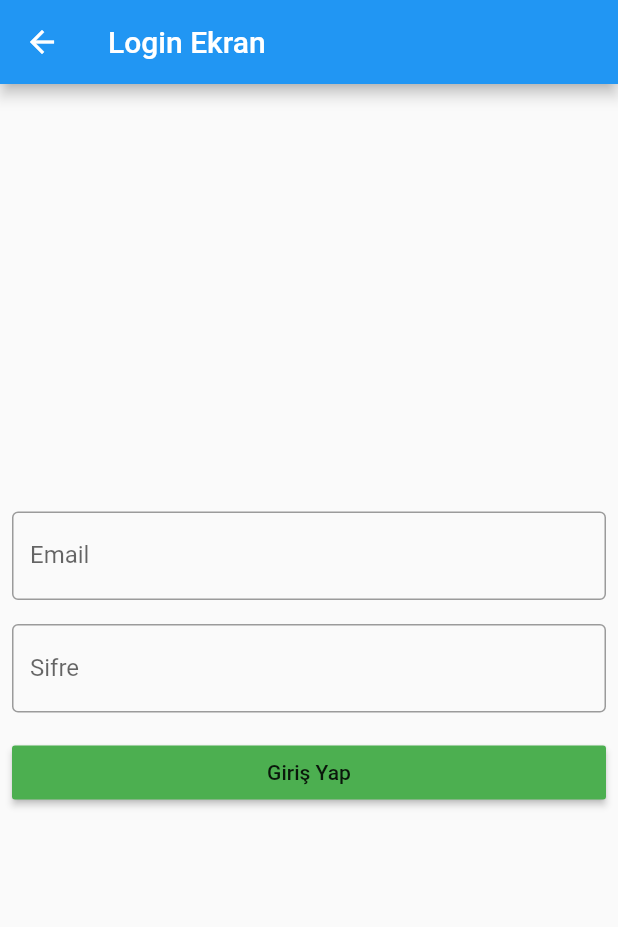
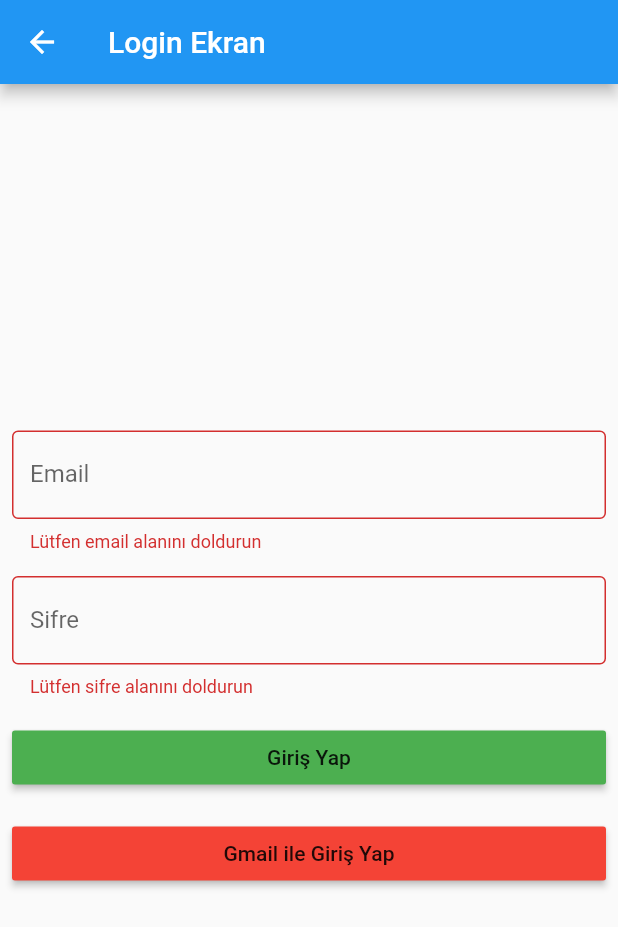
Before and after one commit to furkankurt/flutter_state_management, a Flutter app: the LoginEkrani screen opened directly, after a tap on "Giriş Yap", on a phone screen of 412 x 824 dp. Shown: the top 927 px of the screen. Run offline on Flutter 3.47's test engine with Material 2 defaults, Android fonts, the phone set to English and light mode, and no system bars; our stand-ins replace firebase_auth, google_sign_in; accounts and stored records are empty.

```diff
--- a/lib/login_page.dart
+++ b/lib/login_page.dart
@@ -1,4 +1,6 @@
 import 'package:flutter/material.dart';
+import 'package:flutter_state/user_repository.dart';
+import 'package:provider/provider.dart';
 
 class LoginEkrani extends StatefulWidget {
   @override
@@ -21,7 +23,9 @@ class _LoginEkraniState extends State<LoginEkrani> {
 
   @override
   Widget build(BuildContext context) {
+    final userRepo = Provider.of<UserRepository>(context);
     return Scaffold(
+      key: _scaffoldKey,
       appBar: AppBar(
         title: Text("Login Ekran"),
       ),
@@ -61,12 +65,34 @@ class _LoginEkraniState extends State<LoginEkrani> {
                   ),
                 ),
               ),
+              userRepo.durum == UserDurumu.OturumAciliyor
+                  ? Center(
+                      child: CircularProgressIndicator(),
+                    )
+                  : Padding(
+                      padding: const EdgeInsets.all(8.0),
+                      child: RaisedButton(
+                        onPressed: () async {
+                          if (_formKey.currentState.validate()) {
+                            if (!await userRepo.signIn(
+                                _email.text, _sifre.text)) {
+                              _scaffoldKey.currentState.showSnackBar(SnackBar(
+                                  content: Text("Email / Şifre Hatalı")));
+                            }
+                          }
+                        },
+                        color: Colors.green,
+                        child: Text("Giriş Yap"),
+                      ),
+                    ),
               Padding(
                 padding: const EdgeInsets.all(8.0),
                 child: RaisedButton(
-                  onPressed: () {},
-                  color: Colors.green,
-                  child: Text("Giriş Yap"),
+                  onPressed: () async {
+                    userRepo.signWithGoogle();
+                  },
+                  color: Colors.red,
+                  child: Text("Gmail ile Giriş Yap"),
                 ),
               ),
             ],
--- a/pubspec.yaml
+++ b/pubspec.yaml
@@ -25,6 +25,9 @@ dependencies:
   cupertino_icons: ^0.1.2
   provider: ^3.0.0
   firebase_auth: ^0.11.1+6
+  google_sign_in: ^4.0.2
+  firebase_core: ^0.4.0+3
+
 
 dev_dependencies:
   flutter_test:
```
Also changed, not shown: lib/kullanici_ekrani.dart (+21 -7 lines), lib/main.dart (+9 -0 lines), lib/stream_kullanimi.dart (added, +71 -0 lines), lib/user_repository.dart (+25 -0 lines), pubspec.lock, 1 other file.
